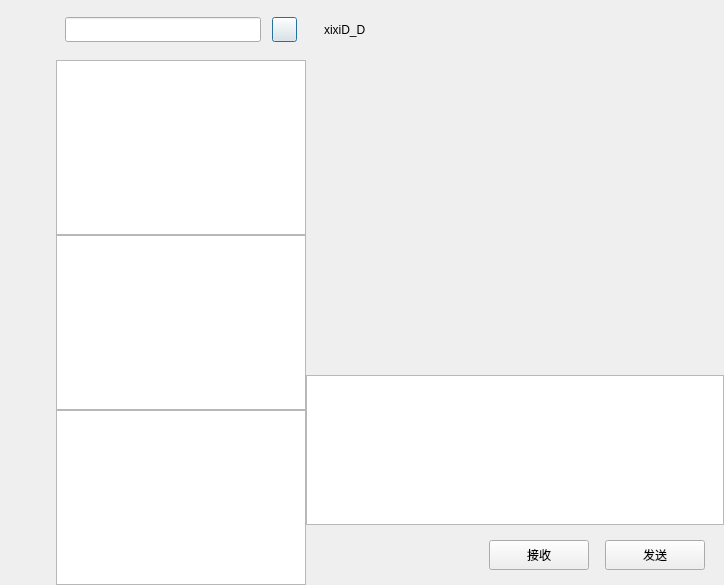
2969748760/wetalk, file client/wetalk/Sources/Forms/chatdialog.ui: the form before one commit.
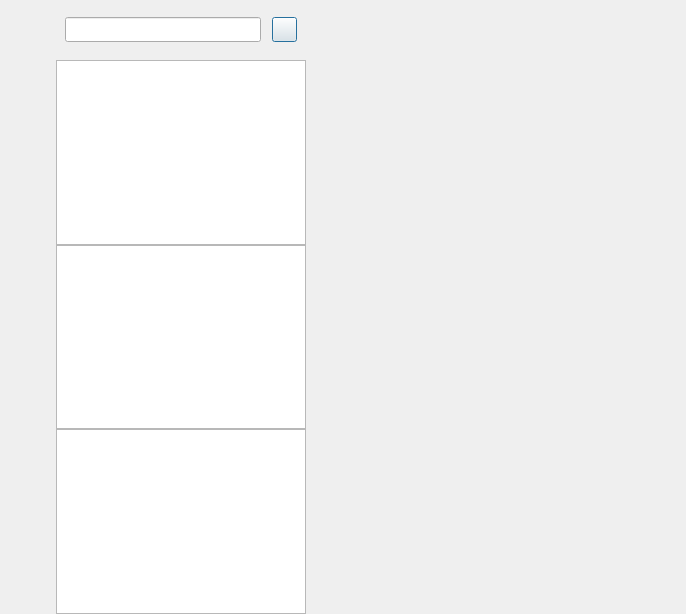
The form after the commit. Custom widgets are drawn as their Qt base class.

Commit message: chatView的初步完成

The edit to the form file:
```diff
--- a/client/wetalk/Sources/Forms/chatdialog.ui
+++ b/client/wetalk/Sources/Forms/chatdialog.ui
@@ -6,8 +6,8 @@
    <rect>
     <x>0</x>
     <y>0</y>
-    <width>724</width>
-    <height>585</height>
+    <width>686</width>
+    <height>614</height>
    </rect>
   </property>
   <property name="windowTitle">
@@ -170,6 +170,18 @@
    </item>
    <item>
     <widget class="QWidget" name="chat_user_wid" native="true">
+     <property name="sizePolicy">
+      <sizepolicy hsizetype="Preferred" vsizetype="Preferred">
+       <horstretch>0</horstretch>
+       <verstretch>0</verstretch>
+      </sizepolicy>
+     </property>
+     <property name="minimumSize">
+      <size>
+       <width>250</width>
+       <height>0</height>
+      </size>
+     </property>
      <property name="maximumSize">
       <size>
        <width>250</width>
@@ -274,291 +286,12 @@
     </widget>
    </item>
    <item>
-    <widget class="QWidget" name="chat_data_wid" native="true">
-     <layout class="QVBoxLayout" name="verticalLayout_4">
-      <property name="spacing">
-       <number>0</number>
-      </property>
-      <property name="leftMargin">
-       <number>0</number>
-      </property>
-      <property name="topMargin">
-       <number>0</number>
-      </property>
-      <property name="rightMargin">
-       <number>0</number>
-      </property>
-      <property name="bottomMargin">
-       <number>0</number>
-      </property>
-      <item>
-       <widget class="QWidget" name="title_wid" native="true">
-        <property name="minimumSize">
-         <size>
-          <width>0</width>
-          <height>60</height>
-         </size>
-        </property>
-        <property name="maximumSize">
-         <size>
-          <width>16777215</width>
-          <height>60</height>
-         </size>
-        </property>
-        <layout class="QVBoxLayout" name="verticalLayout_5">
-         <item>
-          <widget class="QWidget" name="widget_2" native="true">
-           <layout class="QHBoxLayout" name="horizontalLayout_3">
-            <item>
-             <widget class="QLabel" name="title_lb">
-              <property name="text">
-               <string>xixiD_D</string>
-              </property>
-             </widget>
-            </item>
-           </layout>
-          </widget>
-         </item>
-        </layout>
-       </widget>
-      </item>
-      <item>
-       <widget class="QWidget" name="chat_data_list" native="true"/>
-      </item>
-      <item>
-       <widget class="QWidget" name="tool_wid" native="true">
-        <property name="minimumSize">
-         <size>
-          <width>0</width>
-          <height>60</height>
-         </size>
-        </property>
-        <property name="maximumSize">
-         <size>
-          <width>16777215</width>
-          <height>60</height>
-         </size>
-        </property>
-        <layout class="QHBoxLayout" name="horizontalLayout_4">
-         <property name="spacing">
-          <number>7</number>
-         </property>
-         <property name="leftMargin">
-          <number>2</number>
-         </property>
-         <property name="topMargin">
-          <number>2</number>
-         </property>
-         <property name="rightMargin">
-          <number>2</number>
-         </property>
-         <property name="bottomMargin">
-          <number>2</number>
-         </property>
-         <item>
-          <spacer name="horizontalSpacer_2">
-           <property name="orientation">
-            <enum>Qt::Orientation::Horizontal</enum>
-           </property>
-           <property name="sizeType">
-            <enum>QSizePolicy::Policy::Fixed</enum>
-           </property>
-           <property name="sizeHint" stdset="0">
-            <size>
-             <width>5</width>
-             <height>20</height>
-            </size>
-           </property>
-          </spacer>
-         </item>
-         <item>
-          <widget class="QLabel" name="emo_lb">
-           <property name="minimumSize">
-            <size>
-             <width>25</width>
-             <height>25</height>
-            </size>
-           </property>
-           <property name="maximumSize">
-            <size>
-             <width>25</width>
-             <height>25</height>
-            </size>
-           </property>
-           <property name="text">
-            <string/>
-           </property>
-          </widget>
-         </item>
-         <item>
-          <spacer name="horizontalSpacer_3">
-           <property name="orientation">
-            <enum>Qt::Orientation::Horizontal</enum>
-           </property>
-           <property name="sizeType">
-            <enum>QSizePolicy::Policy::Fixed</enum>
-           </property>
-           <property name="sizeHint" stdset="0">
-            <size>
-             <width>5</width>
-             <height>20</height>
-            </size>
-           </property>
-          </spacer>
-         </item>
-         <item>
-          <widget class="QLabel" name="file_lb">
-           <property name="minimumSize">
-            <size>
-             <width>25</width>
-             <height>25</height>
-            </size>
-           </property>
-           <property name="maximumSize">
-            <size>
-             <width>25</width>
-             <height>25</height>
-            </size>
-           </property>
-           <property name="text">
-            <string/>
-           </property>
-          </widget>
-         </item>
-         <item>
-          <spacer name="horizontalSpacer_4">
-           <property name="orientation">
-            <enum>Qt::Orientation::Horizontal</enum>
-           </property>
-           <property name="sizeHint" stdset="0">
-            <size>
-             <width>40</width>
-             <height>20</height>
-            </size>
-           </property>
-          </spacer>
-         </item>
-        </layout>
-       </widget>
-      </item>
-      <item>
-       <widget class="QTextEdit" name="chatEdit">
-        <property name="minimumSize">
-         <size>
-          <width>0</width>
-          <height>150</height>
-         </size>
-        </property>
-        <property name="maximumSize">
-         <size>
-          <width>16777215</width>
-          <height>150</height>
-         </size>
-        </property>
-       </widget>
-      </item>
-      <item>
-       <widget class="QWidget" name="widget_5" native="true">
-        <property name="minimumSize">
-         <size>
-          <width>0</width>
-          <height>60</height>
-         </size>
-        </property>
-        <property name="maximumSize">
-         <size>
-          <width>16777215</width>
-          <height>60</height>
-         </size>
-        </property>
-        <layout class="QHBoxLayout" name="horizontalLayout_5">
-         <item>
-          <spacer name="horizontalSpacer_5">
-           <property name="orientation">
-            <enum>Qt::Orientation::Horizontal</enum>
-           </property>
-           <property name="sizeHint" stdset="0">
-            <size>
-             <width>40</width>
-             <height>20</height>
-            </size>
-           </property>
-          </spacer>
-         </item>
-         <item>
-          <widget class="QPushButton" name="receive_btn">
-           <property name="minimumSize">
-            <size>
-             <width>100</width>
-             <height>30</height>
-            </size>
-           </property>
-           <property name="maximumSize">
-            <size>
-             <width>100</width>
-             <height>30</height>
-            </size>
-           </property>
-           <property name="text">
-            <string>接收</string>
-           </property>
-          </widget>
-         </item>
-         <item>
-          <spacer name="horizontalSpacer_7">
-           <property name="orientation">
-            <enum>Qt::Orientation::Horizontal</enum>
-           </property>
-           <property name="sizeType">
-            <enum>QSizePolicy::Policy::Fixed</enum>
-           </property>
-           <property name="sizeHint" stdset="0">
-            <size>
-             <width>10</width>
-             <height>20</height>
-            </size>
-           </property>
-          </spacer>
-         </item>
-         <item>
-          <widget class="QPushButton" name="send_btn">
-           <property name="minimumSize">
-            <size>
-             <width>100</width>
-             <height>30</height>
-            </size>
-           </property>
-           <property name="maximumSize">
-            <size>
-             <width>100</width>
-             <height>30</height>
-            </size>
-           </property>
-           <property name="text">
-            <string>发送</string>
-           </property>
-          </widget>
-         </item>
-         <item>
-          <spacer name="horizontalSpacer_6">
-           <property name="orientation">
-            <enum>Qt::Orientation::Horizontal</enum>
-           </property>
-           <property name="sizeType">
-            <enum>QSizePolicy::Policy::Fixed</enum>
-           </property>
-           <property name="sizeHint" stdset="0">
-            <size>
-             <width>10</width>
-             <height>20</height>
-            </size>
-           </property>
-          </spacer>
-         </item>
-        </layout>
-       </widget>
-      </item>
-     </layout>
+    <widget class="QStackedWidget" name="stackedWidget">
+     <property name="currentIndex">
+      <number>1</number>
+     </property>
+     <widget class="QWidget" name="friend_apply_page"/>
+     <widget class="ChatPage" name="chat_page"/>
     </widget>
    </item>
   </layout>
@@ -579,6 +312,12 @@
    <extends>QListWidget</extends>
    <header location="global">chatuserlist.h</header>
   </customwidget>
+  <customwidget>
+   <class>ChatPage</class>
+   <extends>QWidget</extends>
+   <header location="global">chatpage.h</header>
+   <container>1</container>
+  </customwidget>
  </customwidgets>
  <resources/>
  <connections/>
```
The commit also changes 16 other files.
